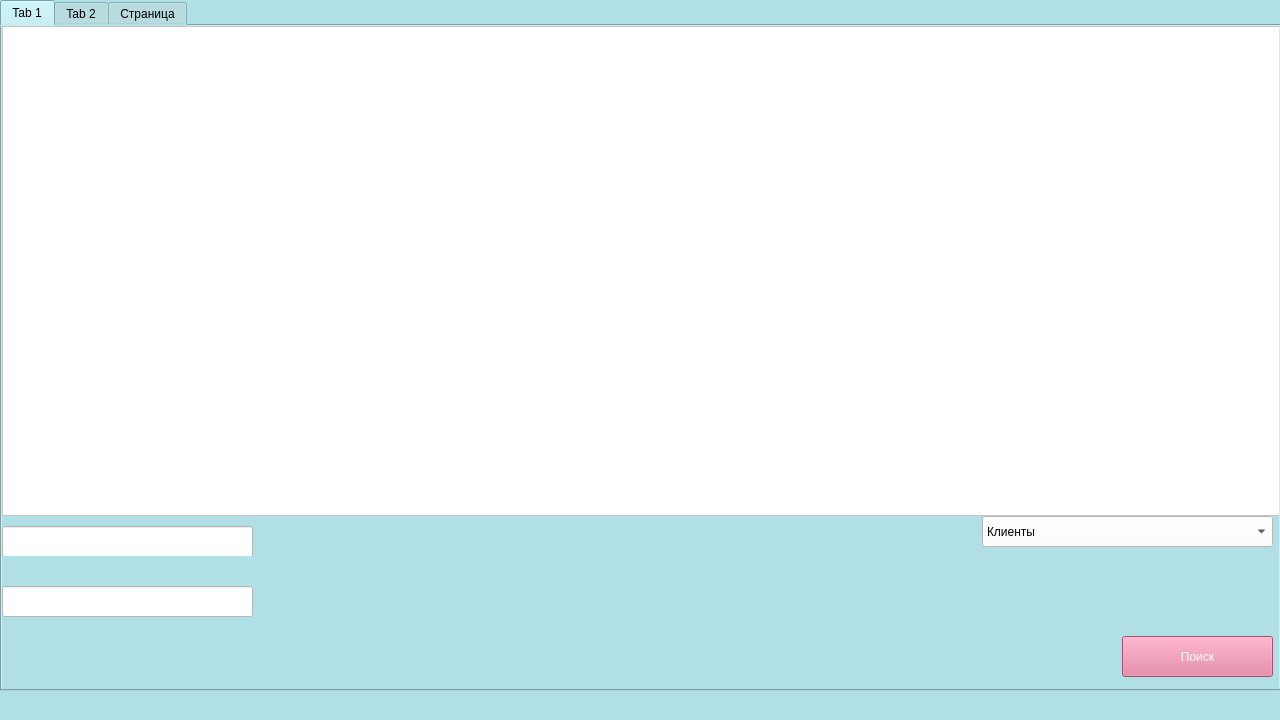
The window that studio.ui (polinalsn/studioIS) describes before a commit, drawn with Qt 5.
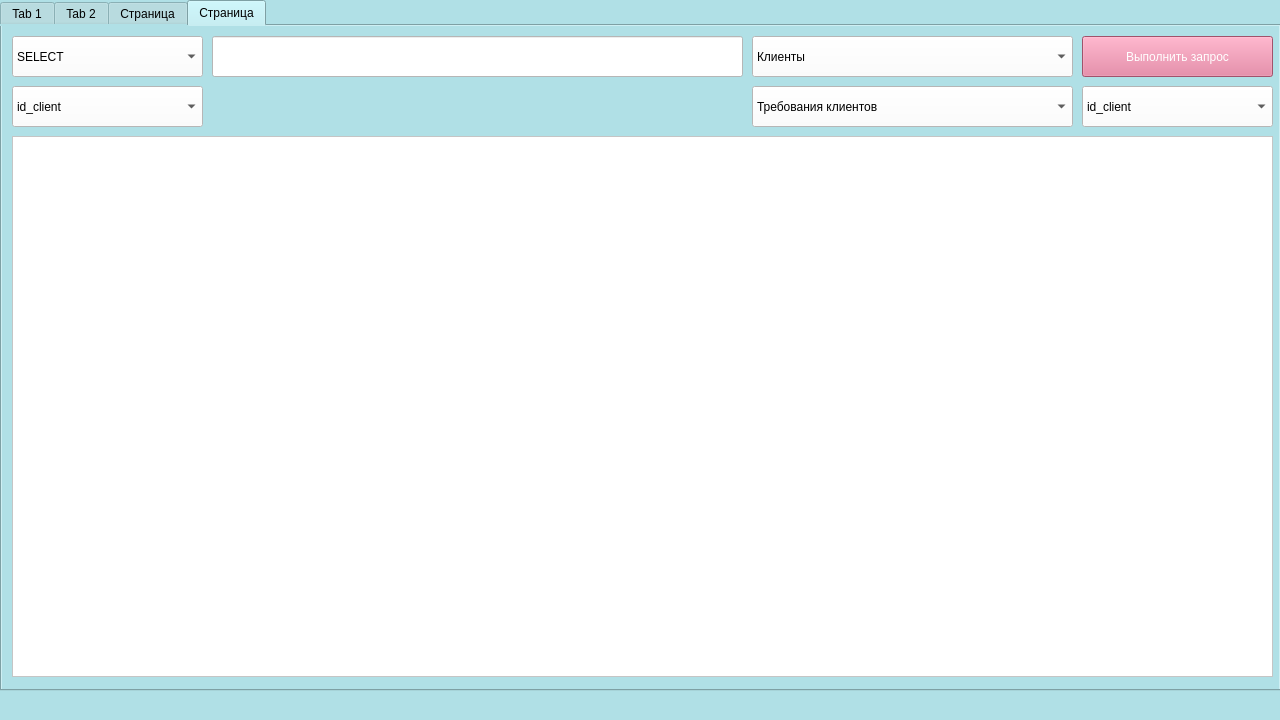
The same window after the commit. The open tabs and pages were chosen to show the change.

Commit message: Информация по запросу

```diff
--- a/studio.ui
+++ b/studio.ui
@@ -1097,6 +1097,263 @@
       </property>
      </widget>
     </widget>
+    <widget class="QWidget" name="tab_4">
+     <attribute name="title">
+      <string>Страница</string>
+     </attribute>
+     <widget class="QPushButton" name="selectBtn">
+      <property name="geometry">
+       <rect>
+        <x>1080</x>
+        <y>10</y>
+        <width>191</width>
+        <height>41</height>
+       </rect>
+      </property>
+      <property name="styleSheet">
+       <string notr="true">background-color: rgb(226, 115, 150);
+color: white;</string>
+      </property>
+      <property name="text">
+       <string>Выполнить запрос</string>
+      </property>
+      <property name="autoRepeatInterval">
+       <number>98</number>
+      </property>
+      <property name="flat">
+       <bool>false</bool>
+      </property>
+     </widget>
+     <widget class="QComboBox" name="tabelBox3">
+      <property name="geometry">
+       <rect>
+        <x>750</x>
+        <y>10</y>
+        <width>321</width>
+        <height>41</height>
+       </rect>
+      </property>
+      <property name="styleSheet">
+       <string notr="true">background-color: white;</string>
+      </property>
+      <item>
+       <property name="text">
+        <string>Клиенты</string>
+       </property>
+      </item>
+      <item>
+       <property name="text">
+        <string>Детали</string>
+       </property>
+      </item>
+      <item>
+       <property name="text">
+        <string>Заказы</string>
+       </property>
+      </item>
+      <item>
+       <property name="text">
+        <string>Материалы</string>
+       </property>
+      </item>
+      <item>
+       <property name="text">
+        <string>Мерки</string>
+       </property>
+      </item>
+      <item>
+       <property name="text">
+        <string>Модели</string>
+       </property>
+      </item>
+      <item>
+       <property name="text">
+        <string>Оборудование</string>
+       </property>
+      </item>
+      <item>
+       <property name="text">
+        <string>Портные</string>
+       </property>
+      </item>
+      <item>
+       <property name="text">
+        <string>Пошивы моделей</string>
+       </property>
+      </item>
+      <item>
+       <property name="text">
+        <string>Склады</string>
+       </property>
+      </item>
+      <item>
+       <property name="text">
+        <string>Стандарты</string>
+       </property>
+      </item>
+      <item>
+       <property name="text">
+        <string>Статусы</string>
+       </property>
+      </item>
+      <item>
+       <property name="text">
+        <string>Типы материалов</string>
+       </property>
+      </item>
+      <item>
+       <property name="text">
+        <string>Требования к моделям</string>
+       </property>
+      </item>
+      <item>
+       <property name="text">
+        <string>Требования клиентов</string>
+       </property>
+      </item>
+      <item>
+       <property name="text">
+        <string>Этапы пошива</string>
+       </property>
+      </item>
+     </widget>
+     <widget class="QComboBox" name="selectBox">
+      <property name="geometry">
+       <rect>
+        <x>10</x>
+        <y>10</y>
+        <width>191</width>
+        <height>41</height>
+       </rect>
+      </property>
+      <property name="styleSheet">
+       <string notr="true">background-color: white;</string>
+      </property>
+      <item>
+       <property name="text">
+        <string>SELECT</string>
+       </property>
+      </item>
+      <item>
+       <property name="text">
+        <string>SELECT INNER JOIN</string>
+       </property>
+      </item>
+      <item>
+       <property name="text">
+        <string>SELECT GROUP BY</string>
+       </property>
+      </item>
+     </widget>
+     <widget class="QLineEdit" name="lineFree">
+      <property name="geometry">
+       <rect>
+        <x>210</x>
+        <y>10</y>
+        <width>531</width>
+        <height>41</height>
+       </rect>
+      </property>
+      <property name="styleSheet">
+       <string notr="true">background-color: white;</string>
+      </property>
+     </widget>
+     <widget class="QTableWidget" name="tabelFree">
+      <property name="geometry">
+       <rect>
+        <x>10</x>
+        <y>110</y>
+        <width>1261</width>
+        <height>541</height>
+       </rect>
+      </property>
+      <property name="styleSheet">
+       <string notr="true">background-color: white;</string>
+      </property>
+      <property name="sortingEnabled">
+       <bool>true</bool>
+      </property>
+     </widget>
+     <widget class="QComboBox" name="tabelBox4">
+      <property name="geometry">
+       <rect>
+        <x>750</x>
+        <y>60</y>
+        <width>321</width>
+        <height>41</height>
+       </rect>
+      </property>
+      <property name="styleSheet">
+       <string notr="true">background-color: white;</string>
+      </property>
+      <item>
+       <property name="text">
+        <string>Требования клиентов</string>
+       </property>
+      </item>
+      <item>
+       <property name="text">
+        <string>Заказы</string>
+       </property>
+      </item>
+     </widget>
+     <widget class="QComboBox" name="boxFK">
+      <property name="geometry">
+       <rect>
+        <x>1080</x>
+        <y>60</y>
+        <width>191</width>
+        <height>41</height>
+       </rect>
+      </property>
+      <property name="styleSheet">
+       <string notr="true">background-color: white;</string>
+      </property>
+      <item>
+       <property name="text">
+        <string>id_client</string>
+       </property>
+      </item>
+     </widget>
+     <widget class="QComboBox" name="boxOrder">
+      <property name="geometry">
+       <rect>
+        <x>10</x>
+        <y>60</y>
+        <width>191</width>
+        <height>41</height>
+       </rect>
+      </property>
+      <property name="styleSheet">
+       <string notr="true">background-color: white;</string>
+      </property>
+      <item>
+       <property name="text">
+        <string>id_client</string>
+       </property>
+      </item>
+      <item>
+       <property name="text">
+        <string>surname</string>
+       </property>
+      </item>
+      <item>
+       <property name="text">
+        <string>name</string>
+       </property>
+      </item>
+      <item>
+       <property name="text">
+        <string>middle_name</string>
+       </property>
+      </item>
+      <item>
+       <property name="text">
+        <string>phone_number</string>
+       </property>
+      </item>
+     </widget>
+    </widget>
    </widget>
   </widget>
   <widget class="QStatusBar" name="statusbar">
```
The commit also changes 2 other files.
